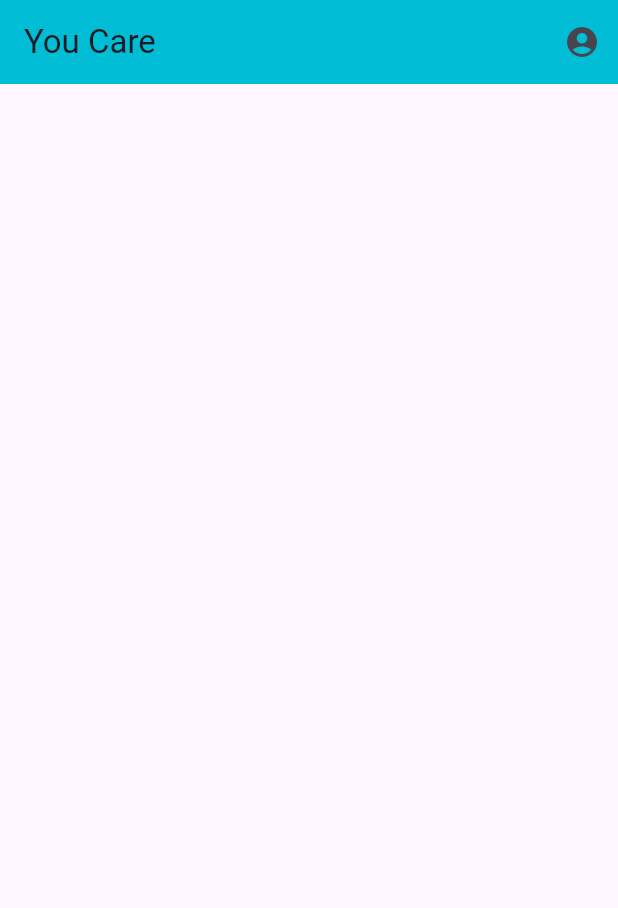
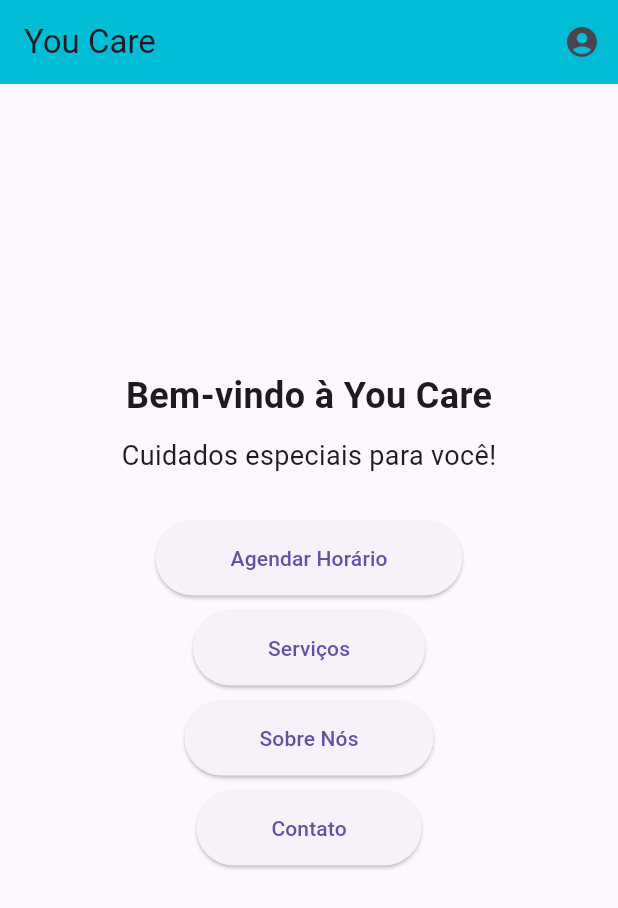
Before and after one commit to Alexgoi/FluxCode, a Flutter app: the screen it shows after launch, on a phone screen of 412 x 824 dp. Shown: the top 908 px of the screen. Run offline on Flutter 3.47's test engine with Material 3 defaults, Android fonts, the phone set to English and light mode, and no system bars.

Commit message:
Tela inicial do login para o app

```diff
--- a/lib/main.dart
+++ b/lib/main.dart
@@ -1,3 +1,5 @@
+// ignore_for_file: sort_child_properties_last
+
 import 'package:flutter/cupertino.dart';
 import 'package:flutter/material.dart';
 import 'package:provider/provider.dart';
@@ -5,8 +7,7 @@ import 'package:your_barber/data/dummy_users.dart';
 import 'package:your_barber/models/user.dart';
 import 'package:your_barber/provider/users.dart';
 
-
-void main(){
+void main() {
   runApp(const MyApp());
 }
 
@@ -18,8 +19,7 @@ class MyApp extends StatelessWidget {
     return const MaterialApp(
         debugShowCheckedModeBanner: false,
         title: 'You Care',
-      home: FirstPage()
-      );
+        home: FirstPage());
   }
 }
 
@@ -34,15 +34,84 @@ class FirstPage extends StatelessWidget {
         title: const Text('You Care'),
         backgroundColor: Colors.cyan,
         actions: <Widget>[
-          IconButton(onPressed: (){
-            Navigator.push(context, MaterialPageRoute(builder: (context) => const LoginPage()));
+          IconButton(
+              onPressed: () {
+                Navigator.push(context,
+                    MaterialPageRoute(builder: (context) => const LoginPage()));
               },
               icon: const Icon(Icons.account_circle_rounded))
-
         ],
-
       ),
-      body: Container(),
+      body: Center(
+        //padding: const EdgeInsets.all(16.0),
+        child: Column(
+          crossAxisAlignment: CrossAxisAlignment.center,
+          mainAxisAlignment: MainAxisAlignment.center,
+          children: [
+            // Logotipo
+            //Image.asset('assets/logo.png', height: 150),
+            //const SizedBox(height: 20),
+            // Texto de Boas-vindas
+            const Text(
+              'Bem-vindo à You Care',
+              style: TextStyle(
+                fontSize: 24,
+                fontWeight: FontWeight.bold,
+              ),
+            ),
+            const SizedBox(height: 10),
+            const Text(
+              'Cuidados especiais para você!',
+              style: TextStyle(fontSize: 18),
+            ),
+            const SizedBox(height: 30),
+            // Botões de navegação
+            ElevatedButton(
+              onPressed: () {
+                // Navegar para a tela de agendamento
+              },
+              style: ElevatedButton.styleFrom(
+                padding:
+                    const EdgeInsets.symmetric(horizontal: 50, vertical: 15),
+              ),
+              child: const Text('Agendar Horário'),
+            ),
+            const SizedBox(height: 10),
+            ElevatedButton(
+              onPressed: () {
+                // Navegar para a tela de serviços
+              },
+              style: ElevatedButton.styleFrom(
+                padding:
+                    const EdgeInsets.symmetric(horizontal: 50, vertical: 15),
+              ),
+              child: const Text('Serviços'),
+            ),
+            const SizedBox(height: 10),
+            ElevatedButton(
+              onPressed: () {
+                // Navegar para a tela sobre nós
+              },
+              child: const Text('Sobre Nós'),
+              style: ElevatedButton.styleFrom(
+                padding:
+                    const EdgeInsets.symmetric(horizontal: 50, vertical: 15),
+              ),
+            ),
+            const SizedBox(height: 10),
+            ElevatedButton(
+              onPressed: () {
+                // Navegar para a tela de contato
+              },
+              child: const Text('Contato'),
+              style: ElevatedButton.styleFrom(
+                padding:
+                    const EdgeInsets.symmetric(horizontal: 50, vertical: 15),
+              ),
+            ),
+          ],
+        ),
+      ),
     );
   }
 }
@@ -63,16 +132,19 @@ class LoginPage extends StatelessWidget {
         child: Column(
           mainAxisAlignment: MainAxisAlignment.center,
           children: [
-                    const SizedBox(height: 30,),
+            const SizedBox(
+              height: 30,
+            ),
             const Text("Digite seus dados aqui"),
-                    const SizedBox(height: 10,),
+            const SizedBox(
+              height: 10,
+            ),
             const CupertinoTextField(
               cursorColor: Colors.black,
               padding: EdgeInsets.all(15),
               placeholder: "Digite seu email",
               decoration: BoxDecoration(
-                        borderRadius: BorderRadius.all(Radius.circular(7))
-                      ),
+                  borderRadius: BorderRadius.all(Radius.circular(7))),
             ),
             const SizedBox(height: 15),
             const CupertinoTextField(
@@ -80,8 +152,7 @@ class LoginPage extends StatelessWidget {
               padding: EdgeInsets.all(15),
               placeholder: "Digite sua senha",
               decoration: BoxDecoration(
-                        borderRadius: BorderRadius.all(Radius.circular(7))
-                      ),
+                  borderRadius: BorderRadius.all(Radius.circular(7))),
             ),
             const SizedBox(height: 30),
             SizedBox(
@@ -104,8 +175,9 @@ class LoginPage extends StatelessWidget {
             Container(
               width: double.infinity,
               decoration: BoxDecoration(
-                          border: Border.all(color: Colors.greenAccent,)
-                        ),
+                  border: Border.all(
+                color: Colors.greenAccent,
+              )),
               child: CupertinoButton(
                   child: const Text(
                     "Crie a sua conta",
@@ -115,21 +187,20 @@ class LoginPage extends StatelessWidget {
                       fontWeight: FontWeight.w600,
                     ),
                   ),
-                         onPressed: (){
-                          showDialog(context: context,
+                  onPressed: () {
+                    showDialog(
+                        context: context,
                         barrierDismissible: true,
-                           builder: (BuildContext cxt){
+                        builder: (BuildContext cxt) {
                           return const AlertDialog(
                             content: CriarConta(),
                           );
-                           }
-                           );
+                        });
                   }),
             )
           ],
         ),
       ),
-
     );
   }
 }
@@ -142,14 +213,10 @@ class CriarConta extends StatefulWidget {
 }
 
 class DialogoCriar extends State<CriarConta> {
-
-
-
   @override
   Widget build(BuildContext context) {
-    final Users usuario = Provider.of(context);
+    final Users user = Provider.of(context);
     final _form = GlobalKey<FormState>();
-    // ignore: unused_local_variable
     return Scaffold(
       body: Container(
         width: MediaQuery.of(context).size.width,
@@ -159,39 +226,41 @@ class DialogoCriar extends State<CriarConta> {
           child: Column(
             mainAxisAlignment: MainAxisAlignment.center,
             children: [
-                    const SizedBox(height: 30,),
+              const SizedBox(
+                height: 30,
+              ),
               const Text("Digite seus dados para cadastro"),
-                    const SizedBox(height: 10,),
+              const SizedBox(
+                height: 10,
+              ),
               TextFormField(
                 cursorColor: Colors.black,
                 //padding: EdgeInsets.all(15),
                 //placeholder: "Digite seu nome",
-                      validator:(value){
+                validator: (value) {
                   return 'Erro';
                 },
                 //decoration: BoxDecoration(
                 //borderRadius: BorderRadius.all(Radius.circular(7))
                 //),
               ),
-
-                       const SizedBox(height: 10,),
+              const SizedBox(
+                height: 10,
+              ),
               const CupertinoTextField(
                 cursorColor: Colors.black,
                 padding: EdgeInsets.all(15),
                 placeholder: "Digite seu email",
                 decoration: BoxDecoration(
-                        borderRadius: BorderRadius.all(Radius.circular(7))
+                    borderRadius: BorderRadius.all(Radius.circular(7))),
               ),
-                    ),
-
               const SizedBox(height: 15),
               const CupertinoTextField(
                 cursorColor: Colors.black,
                 padding: EdgeInsets.all(15),
                 placeholder: "Digite sua senha",
                 decoration: BoxDecoration(
-                        borderRadius: BorderRadius.all(Radius.circular(7))
-                      ),
+                    borderRadius: BorderRadius.all(Radius.circular(7))),
               ),
               const SizedBox(height: 30),
               SizedBox(
@@ -217,8 +286,6 @@ class DialogoCriar extends State<CriarConta> {
           ),
         ),
       ),
-
-
     );
   }
 }
```
Lines whose indentation alone changed are shown as unchanged.
